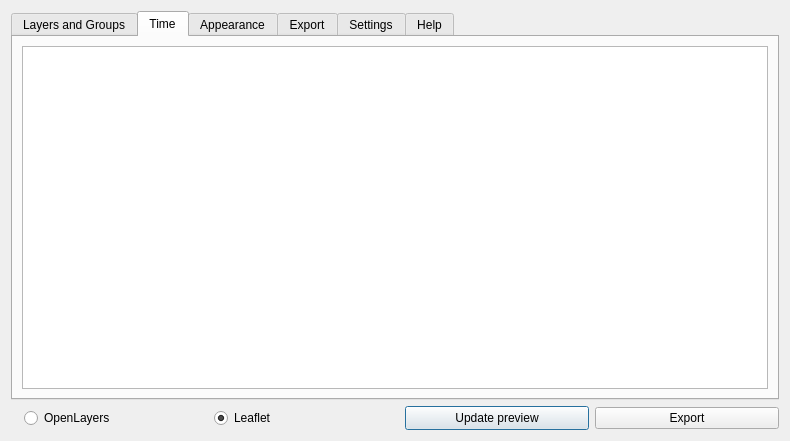
Before: the Qt Designer form qgis2web/ui_maindialog.ui in mmatyas/qgis2web, drawn with Qt 5.
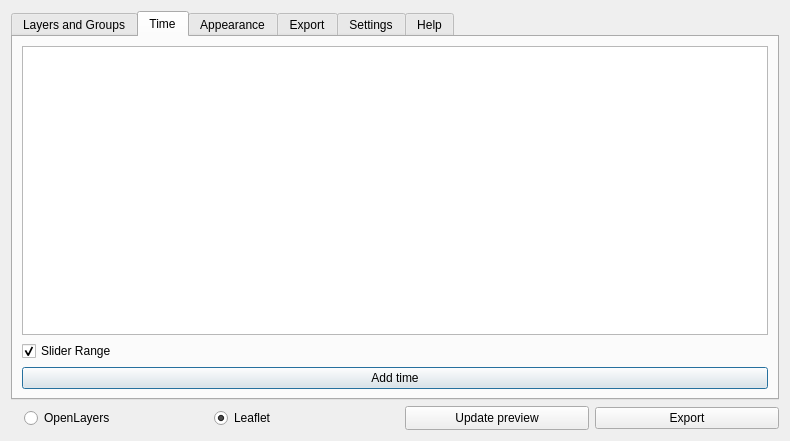
After: the same form once the commit is applied. The open tabs and pages were chosen to show the change. Icons and pictures are not drawn.

Commit message: time: ported output writing

Diff of the .ui file:
```diff
--- a/qgis2web/ui_maindialog.ui
+++ b/qgis2web/ui_maindialog.ui
@@ -129,6 +129,27 @@
              </column>
             </widget>
            </item>
+           <item>
+            <widget class="QCheckBox" name="time_slider_range">
+             <property name="text">
+              <string>Slider Range</string>
+             </property>
+             <property name="checked">
+              <bool>true</bool>
+             </property>
+            </widget>
+           </item>
+           <item>
+            <widget class="QPushButton" name="time_gen_btn">
+             <property name="text">
+              <string>Add time</string>
+             </property>
+             <property name="icon">
+              <iconset>
+               <normaloff>icons/qgis2web.png</normaloff>icons/qgis2web.png</iconset>
+             </property>
+            </widget>
+           </item>
           </layout>
          </item>
         </layout>
```
The commit also changes 2 other files.
